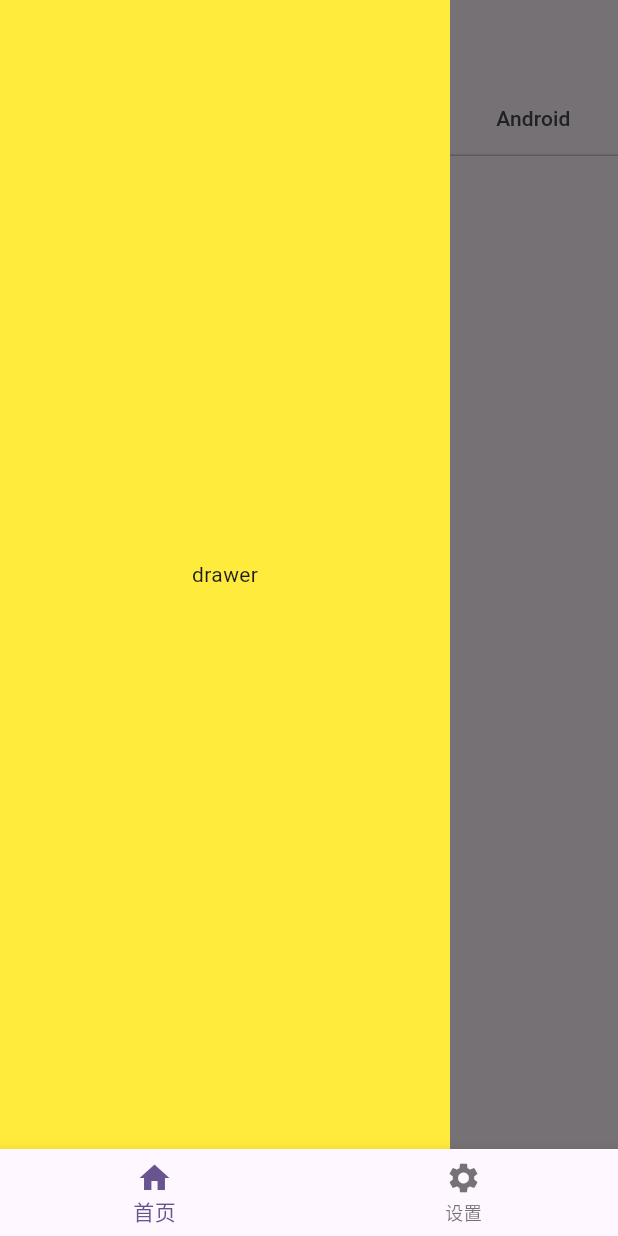
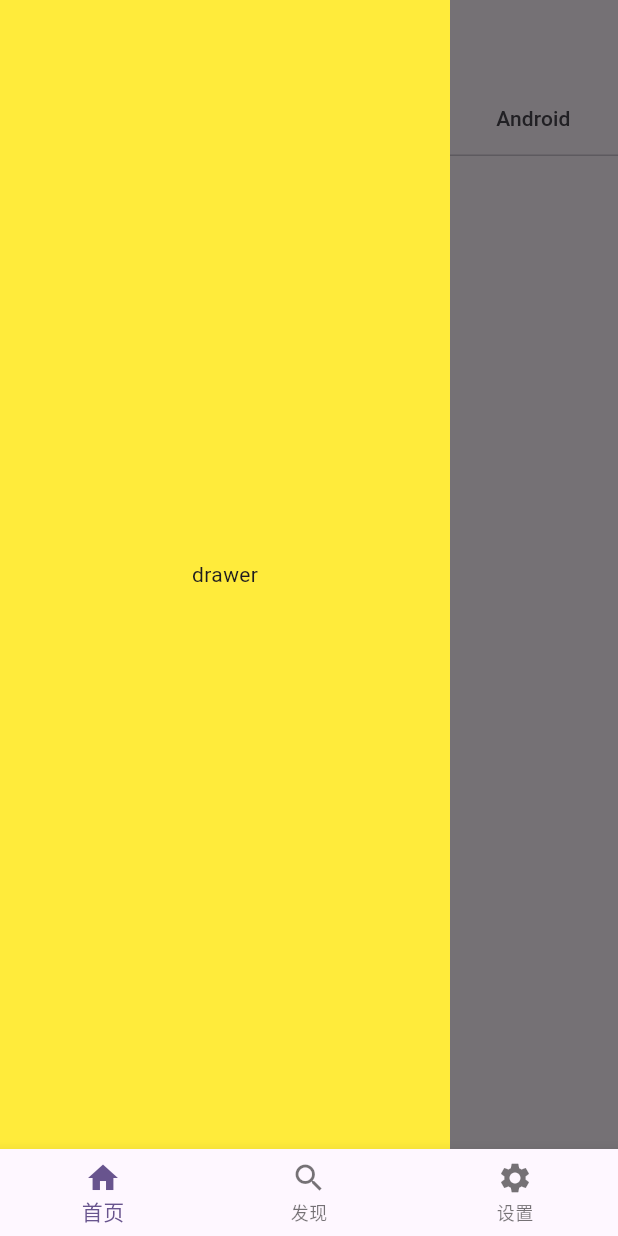
Before and after one commit to YijiangWang/flutter_juejin, a Flutter app: the screen it shows after launch, with the side drawer open, on a phone screen of 412 x 824 dp. Run offline on Flutter 3.47's test engine with Material 3 defaults, Android fonts, the phone set to English and light mode, and no system bars; our stand-ins replace dio; network calls fail.

Commit message:
配置页面

```diff
--- a/lib/main.dart
+++ b/lib/main.dart
@@ -1,5 +1,7 @@
 import 'package:flutter/material.dart';
-import 'package:flutter_learn/pages/pageindex.dart';
+import 'package:flutter_learn/pages/pageIndex.dart';
+import 'package:flutter_learn/pages/pageMy.dart';
+import 'package:flutter_learn/pages/pageSearch.dart';
 
 void main() {
   runApp(const MyApp());
@@ -34,11 +36,28 @@ class MyHomePage extends StatefulWidget {
 
 class _MyHomePageState extends State<MyHomePage> {
   int currentIdx = 0;
+  late List<Widget> pages;
+
+  @override
+  void initState() {
+    pages = [
+      new PageIndex(),
+      new PageSearch(),
+      new PageMy(),
+    ];
+    super.initState();
+  }
+
+  getBodyPage() {
+    return PageView(
+      children: pages,
+    );
+  }
 
   @override
   Widget build(BuildContext context) {
     return Scaffold(
-      body: const PageIndex(),
+      body: getBodyPage(),
       bottomNavigationBar: BottomNavigationBar(
         currentIndex: currentIdx,
         onTap: (int idx) {
@@ -48,14 +67,9 @@ class _MyHomePageState extends State<MyHomePage> {
           });
         },
         items: const [
-          BottomNavigationBarItem(
-            icon: Icon(Icons.home),
-            label: '首页',
-          ),
-          BottomNavigationBarItem(
-            icon: Icon(Icons.settings),
-            label: '设置',
-          )
+          BottomNavigationBarItem(icon: Icon(Icons.home), label: '首页'),
+          BottomNavigationBarItem(icon: Icon(Icons.search), label: '发现'),
+          BottomNavigationBarItem(icon: Icon(Icons.settings), label: '设置')
         ],
       ),
     );
```
